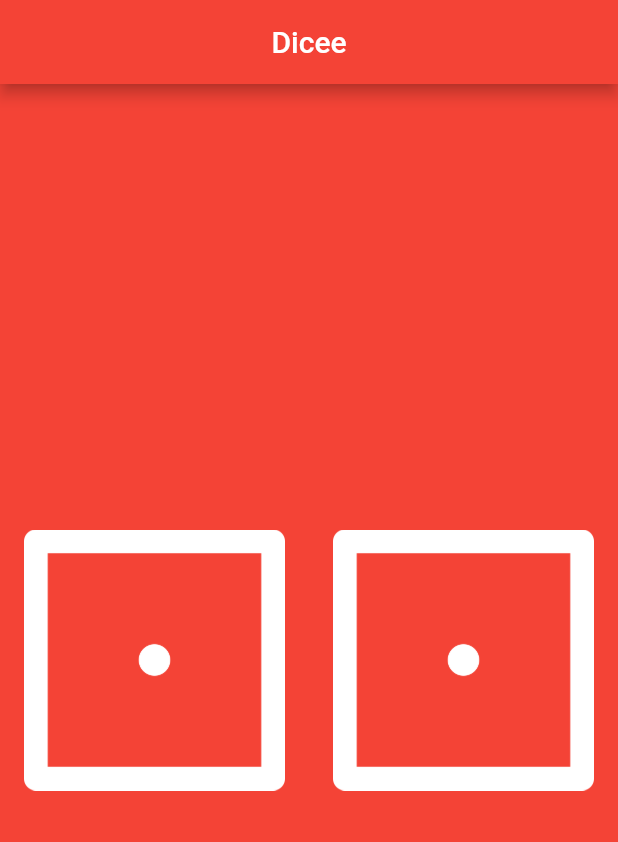
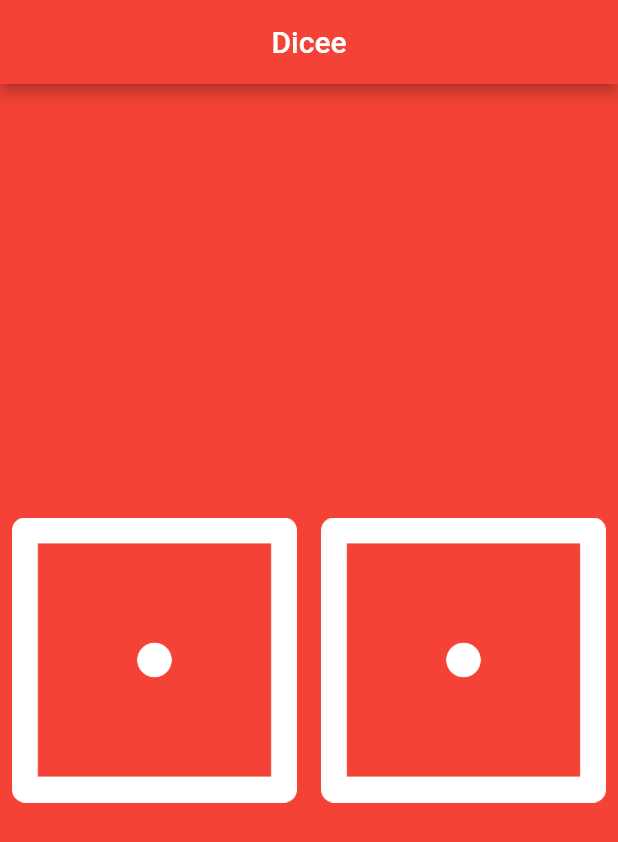
Before and after one commit to RichardCastuera/Dicee, a Flutter app: the screen it shows after launch, on a phone screen of 412 x 824 dp. Shown: the top 842 px of the screen. Run offline on Flutter 3.47's test engine with Material 2 defaults, Android fonts, the phone set to English and light mode, and no system bars.

Commit message:
feat(dice_rolling_app): Wrapped Images inside a Text Button with On Pressed Function

```diff
--- a/dice_rolling_app/lib/main.dart
+++ b/dice_rolling_app/lib/main.dart
@@ -7,11 +7,11 @@ void main() {
       home: Scaffold(
         backgroundColor: Colors.red,
         appBar: AppBar(
-          title: Text('Dicee'),
+          title: const Text('Dicee'),
           centerTitle: true,
           backgroundColor: Colors.red,
         ),
-        body: DicePage(),
+        body: const DicePage(),
       ),
     ),
   );
@@ -26,14 +26,18 @@ class DicePage extends StatelessWidget {
       child: Row(
         children: [
           Expanded(
-            child: Padding(
-              padding: const EdgeInsets.all(16.0),
+            child: TextButton(
+              onPressed: () {
+                print('left button got pressed.');
+              },
               child: Image.asset('images/dice1.png'),
             ),
           ),
           Expanded(
-            child: Padding(
-              padding: const EdgeInsets.all(16.0),
+            child: TextButton(
+              onPressed: () {
+                print('right button got pressed.');
+              },
               child: Image.asset('images/dice1.png'),
             ),
           ),
```
